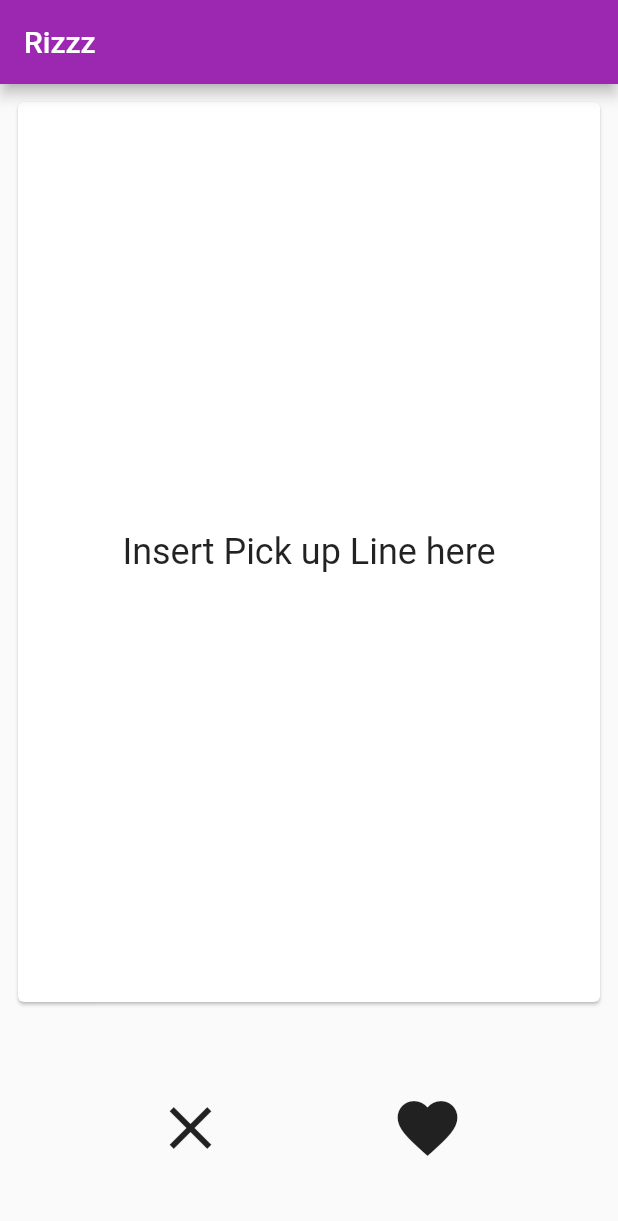
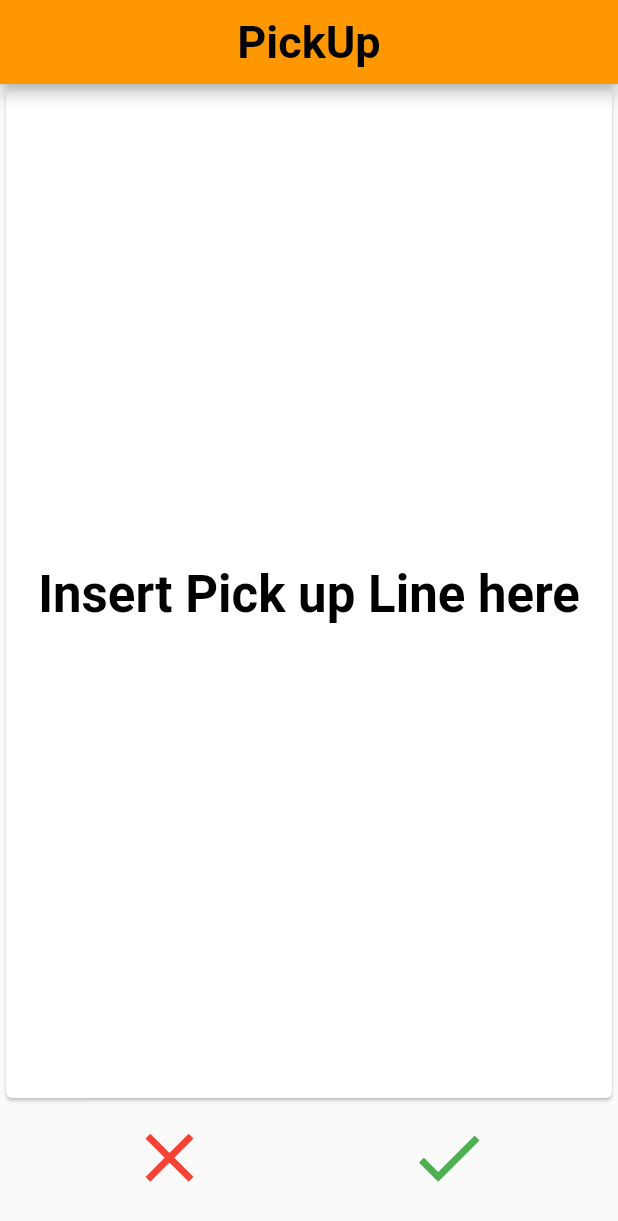
Before and after one commit to ImpossibleCodes/PickUp, a Flutter app: the screen it shows after launch, on a phone screen of 412 x 824 dp. Shown: the top 1221 px of the screen. Run offline on Flutter 3.47's test engine with Material 2 defaults, Android fonts, the phone set to English and light mode, and no system bars.

Commit message:
anteo's work so far

```diff
--- a/lib/main.dart
+++ b/lib/main.dart
@@ -11,58 +11,59 @@ class MyApp extends StatelessWidget {
   @override
   Widget build(BuildContext context) {
     return MaterialApp(
-      title: 'Rizzz',
+      title: 'PickUp',
       theme: ThemeData(
-        primarySwatch: Colors.purple,
+        primarySwatch: Colors.orange,
       ),
-      home: const MyHomePage(title: 'Rizzz'),
+      home: MyHomePage(),
     );
   }
 }
 
 class MyHomePage extends StatefulWidget {
-  const MyHomePage({super.key, required this.title});
-
-  final String title;
+  MyHomePage({Key? key}) : super(key: key);
 
   @override
   State<MyHomePage> createState() => _MyHomePageState();
 }
 
 class _MyHomePageState extends State<MyHomePage> {
-  int _counter = 0;
-
-  void _incrementCounter() {
-    setState(() {
-      _counter++;
-    });
-  }
-
   @override
   Widget build(BuildContext context) {
     return Scaffold(
       appBar: AppBar(
-        title: Text(widget.title),
+        title: Center(
+          child: Text(
+            "PickUp",
+            style: (TextStyle(
+              fontWeight: FontWeight.bold,
+              fontSize: 30,
+            )),
+          ),
+        ),
       ),
       body: Center(
         child: Column(
           mainAxisAlignment: MainAxisAlignment.center,
+          crossAxisAlignment: CrossAxisAlignment.center,
           children: <Widget>[
             const Expanded(
-              child: Padding(
-                padding: EdgeInsets.all(8.0),
-                child: Card(
-                    child: Center(
-                  child: Text(
-                    'Insert Pick up Line here',
-                    style: TextStyle(fontSize: 24),
-                  ),
-                )),
-              ),
+              //child: Padding(
+              // padding: EdgeInsets.all(8.0),
+              child: Card(
+                  child: Center(
+                child: Text('Insert Pick up Line here',
+                    style: TextStyle(
+                      fontWeight: FontWeight.bold,
+                      fontSize: 34,
+                      color: Colors.black,
+                    )),
+              )),
             ),
+
             // Row of tinder like dislike buttons here
             Padding(
-              padding: const EdgeInsets.all(48),
+              padding: const EdgeInsets.fromLTRB(20, 8, 20, 25),
               child: Row(
                 mainAxisAlignment: MainAxisAlignment.center,
                 children: <Widget>[
@@ -70,12 +71,14 @@ class _MyHomePageState extends State<MyHomePage> {
                     child: Center(
                       child: InkWell(
                         child: const Icon(
-                            Icons.close,
-                            size: 48,
-                            // color: Colors.red,
-                          ),
+                          Icons.close,
+                          color: Colors.red,
+                          size: 55,
+                        ),
                         onTap: () {
                           print('Dislike');
+                          (context as Element).reassemble();
+                          //should refresh state with new pickup line
                         },
                       ),
                     ),
@@ -84,12 +87,15 @@ class _MyHomePageState extends State<MyHomePage> {
                     child: Center(
                       child: InkWell(
                         child: const Icon(
-                          Icons.favorite,
-                          size: 48,
+                          Icons.check,
+                          color: Colors.green,
+                          size: 55,
                           // color: Colors.green,
                         ),
                         onTap: () {
+                          //should refresh state with new pickup line
                           print('Like');
+                          (context as Element).reassemble();
                         },
                       ),
                     ),
```
